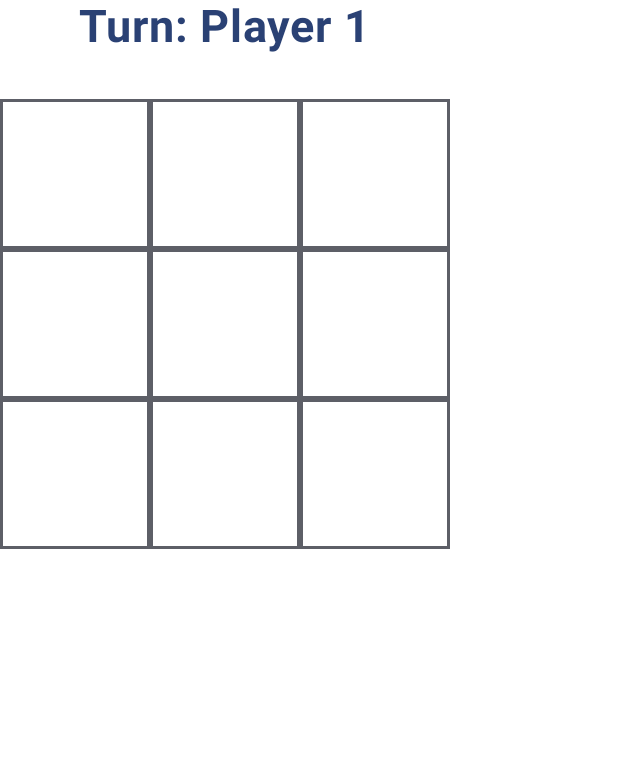
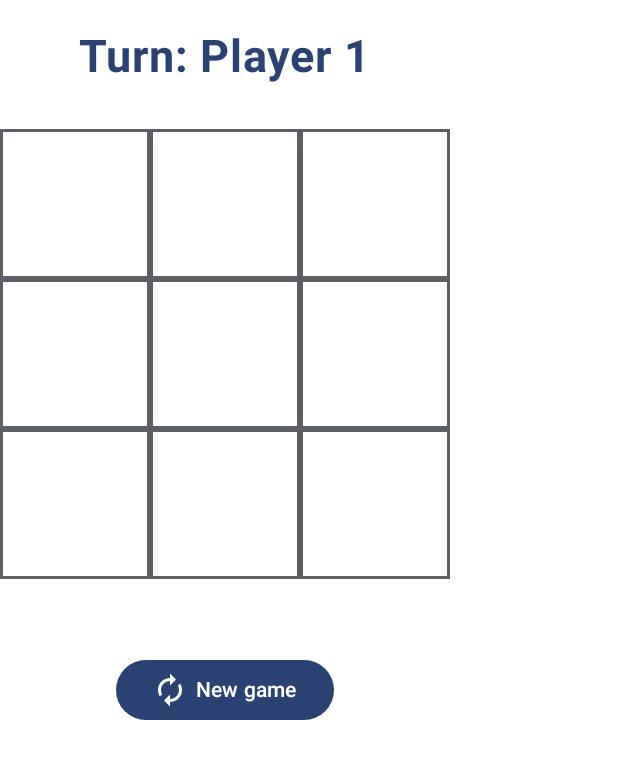
Before and after one commit to joshuajgomez/TicTacToe, an Android app built with Jetpack Compose: the @Preview function PreviewGameScreen, on a phone screen of 412 x 824 dp. Shown: the top 759 px of the screen. Run offline under Robolectric (Android 15) with nearby library versions, the phone set to English and light mode, and no system bars; our stand-ins replace constraintlayout-compose.

Commit message:
Add New game button

```diff
--- a/app/src/main/java/com/triplerock/tictactoe/GameScreen.kt
+++ b/app/src/main/java/com/triplerock/tictactoe/GameScreen.kt
@@ -2,12 +2,10 @@ package com.triplerock.tictactoe
 
 import androidx.compose.animation.AnimatedVisibility
 import androidx.compose.foundation.Canvas
-import androidx.compose.foundation.background
 import androidx.compose.foundation.border
 import androidx.compose.foundation.layout.Arrangement
 import androidx.compose.foundation.layout.Box
-import androidx.compose.foundation.layout.Column
-import androidx.compose.foundation.layout.fillMaxSize
+import androidx.compose.foundation.layout.Spacer
 import androidx.compose.foundation.layout.height
 import androidx.compose.foundation.layout.padding
 import androidx.compose.foundation.layout.size
@@ -15,9 +13,11 @@ import androidx.compose.foundation.layout.width
 import androidx.compose.foundation.lazy.grid.GridCells
 import androidx.compose.foundation.lazy.grid.LazyVerticalGrid
 import androidx.compose.material.icons.Icons
+import androidx.compose.material.icons.filled.Autorenew
 import androidx.compose.material.icons.filled.Clear
 import androidx.compose.material.icons.filled.QuestionMark
 import androidx.compose.material.icons.outlined.Circle
+import androidx.compose.material3.Button
 import androidx.compose.material3.Icon
 import androidx.compose.material3.IconButton
 import androidx.compose.material3.MaterialTheme.colorScheme
@@ -26,9 +26,6 @@ import androidx.compose.runtime.Composable
 import androidx.compose.runtime.collectAsState
 import androidx.compose.ui.Alignment
 import androidx.compose.ui.Modifier
-import androidx.compose.ui.geometry.Offset
-import androidx.compose.ui.geometry.Rect
-import androidx.compose.ui.geometry.Size
 import androidx.compose.ui.graphics.Color
 import androidx.compose.ui.graphics.vector.ImageVector
 import androidx.compose.ui.text.font.FontWeight
@@ -46,7 +43,7 @@ fun GameScreenContainer(gameViewModel: GameViewModel) {
             val ready = gameUiState.value as GameUiState.Ready
             GameScreen(
                 onCellClicked = { gameViewModel.onCellClick(it) },
-                statusText = ready.statusText
+                statusText = ready.statusText,
             )
         }
 
@@ -56,7 +53,7 @@ fun GameScreenContainer(gameViewModel: GameViewModel) {
                 onCellClicked = { gameViewModel.onCellClick(it) },
                 player1Moves = nextTurn.player1Moves,
                 player2Moves = nextTurn.player2Moves,
-                statusText = nextTurn.statusText
+                statusText = nextTurn.statusText,
             )
         }
 
@@ -66,16 +63,20 @@ fun GameScreenContainer(gameViewModel: GameViewModel) {
                 player1Moves = winner.player1Moves,
                 player2Moves = winner.player2Moves,
                 statusText = winner.statusText,
-                crossing = winner.crossing
+                crossing = winner.crossing,
+                isShowRestartButton = true,
+                onRestartButtonClick = { gameViewModel.onRestartClick() }
             )
         }
 
-        is GameUiState.GameOver -> {
-            val gameOver = gameUiState.value as GameUiState.GameOver
+        is GameUiState.Draw -> {
+            val gameOver = gameUiState.value as GameUiState.Draw
             GameScreen(
                 player1Moves = gameOver.player1Moves,
                 player2Moves = gameOver.player2Moves,
-                statusText = gameOver.statusText
+                statusText = gameOver.statusText,
+                isShowRestartButton = true,
+                onRestartButtonClick = { gameViewModel.onRestartClick() }
             )
         }
     }
@@ -86,7 +87,7 @@ fun GameScreenContainer(gameViewModel: GameViewModel) {
 @Composable
 private fun PreviewGameScreen() {
     TicTacToeTheme {
-        GameScreen()
+        GameScreen(isShowRestartButton = true)
     }
 }
 
@@ -156,31 +157,29 @@ private fun GameScreen(
     player2Moves: List<Int> = emptyList(),
     crossing: Crossing? = null,
     statusText: String = statusTurnPlayer1,
+    isShowRestartButton: Boolean = false,
+    onRestartButtonClick: () -> Unit = {},
 ) {
     ConstraintLayout {
-        val (status, grid, crossingContainer) = createRefs()
-        StatusBox(
-            message = statusText,
-            modifier = Modifier.constrainAs(status) {
-                start.linkTo(parent.start)
-                end.linkTo(parent.end)
-                top.linkTo(parent.top)
-            })
-        LazyVerticalGrid(
-            columns = GridCells.FixedSize(100.dp),
+        val (status, grid, crossingContainer, restart) = createRefs()
+        StatusBox(message = statusText, modifier = Modifier.constrainAs(status) {
+            start.linkTo(parent.start)
+            end.linkTo(parent.end)
+            top.linkTo(parent.top, 20.dp)
+        })
+        LazyVerticalGrid(columns = GridCells.FixedSize(100.dp),
             verticalArrangement = Arrangement.spacedBy(0.dp),
             modifier = Modifier
                 .constrainAs(grid) {
                     start.linkTo(parent.start)
                     end.linkTo(parent.end)
                     top.linkTo(status.bottom, 30.dp)
-                }.size(300.dp)
-        ) {
+                }
+                .size(300.dp)) {
             items(count = 9) {
-                val cellState =
-                    if (player1Moves.contains(it)) Mark(Icons.Default.Clear)
-                    else if (player2Moves.contains(it)) Mark(Icons.Outlined.Circle)
-                    else Mark(isEmpty = true)
+                val cellState = if (player1Moves.contains(it)) Mark(Icons.Default.Clear)
+                else if (player2Moves.contains(it)) Mark(Icons.Outlined.Circle)
+                else Mark(isEmpty = true)
                 Cell(cellState, onCellClick = { onCellClicked(it) })
             }
         }
@@ -191,10 +190,31 @@ private fun GameScreen(
                     end.linkTo(grid.end)
                     top.linkTo(grid.top)
                     bottom.linkTo(grid.bottom)
-                },
-                crossing = crossing
+                }, crossing = crossing
             )
         }
+        AnimatedVisibility(
+            visible = isShowRestartButton,
+            modifier = Modifier.constrainAs(restart) {
+                start.linkTo(parent.start)
+                end.linkTo(parent.end)
+                top.linkTo(grid.bottom, 50.dp)
+            }) {
+            RestartButton { onRestartButtonClick() }
+        }
+    }
+}
+
+@Composable
+fun RestartButton(onRestartClick: () -> Unit = {}) {
+    Button(
+        onClick = { onRestartClick() },
+    ) {
+        Icon(
+            imageVector = Icons.Default.Autorenew, contentDescription = null
+        )
+        Spacer(modifier = Modifier.width(5.dp))
+        Text(text = "New game")
     }
 }
 
@@ -204,8 +224,7 @@ fun Line(
     crossing: Crossing,
 ) {
     Canvas(
-        modifier = modifier
-            .size(210.dp)
+        modifier = modifier.size(210.dp)
     ) {
         drawLine(
             color = Color.Yellow.copy(alpha = 0.5f),
```
Also changed, not shown: app/src/main/java/com/triplerock/tictactoe/GameViewModel.kt (+13 -5 lines).
